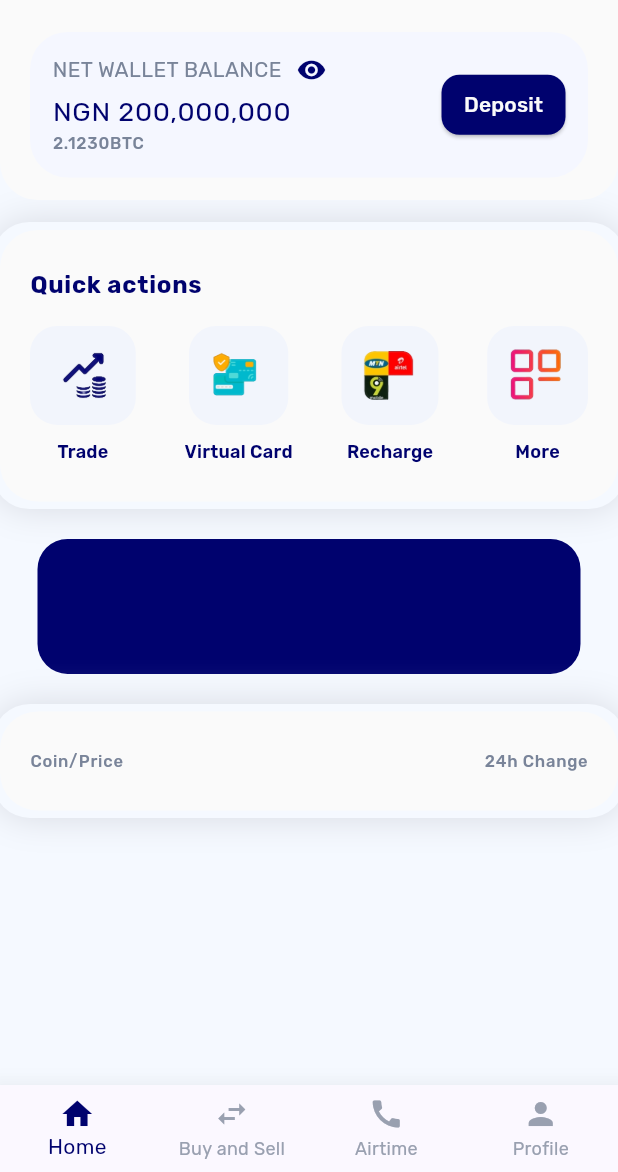
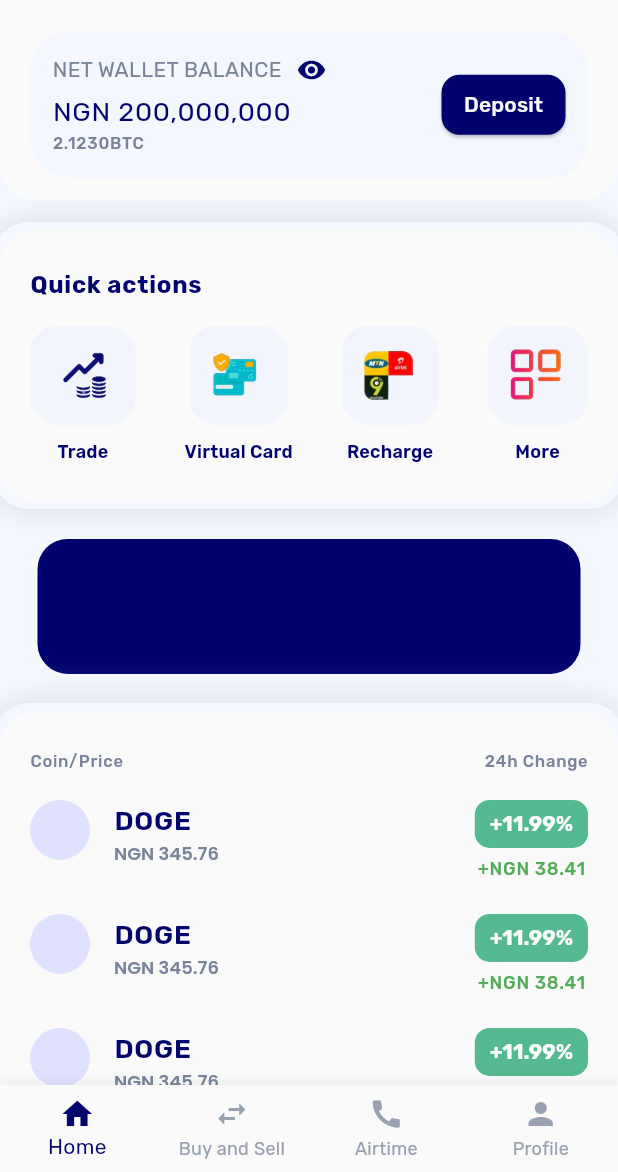
Before and after one commit to thedevsaxist/dantown-clone, a Flutter app: the Dashboard screen opened by its route, on a phone screen of 412 x 824 dp, the part 64-1236 px from its top. Run offline on Flutter 3.47's test engine with Material 3 defaults, Android fonts, the phone set to English and light mode, and no system bars; our stand-ins replace flutter_dotenv, get_it, go_router, google_fonts; missing offline and left inert: default_ui_components.

Commit message:
refactor: debugged the dashboard error that appeared because of the list on the end and the custom bottom sheet

```diff
--- a/lib/core/theme.dart
+++ b/lib/core/theme.dart
@@ -17,6 +17,7 @@ class AppTheme {
       showSelectedLabels: true,
       showUnselectedLabels: true,
       type: BottomNavigationBarType.fixed,
+      backgroundColor: AppColors.backgroundColor,
     ),
   );
 }
@@ -29,4 +30,6 @@ class AppColors {
   static final darkGrey = Color(0xFF798499);
   static final lightBlue = Color(0xFFf5f7ff);
   static final lightBlue200 = Color(0xFFf2f5fc);
+  static final green = Color(0xFF54b890);
+  static final textGreen = Color(0xFF54ab58);
 }
--- a/lib/presentation/screens/dashboard.dart
+++ b/lib/presentation/screens/dashboard.dart
@@ -1,6 +1,8 @@
 import 'package:d_crypto_lite/core/constants.dart';
 import 'package:d_crypto_lite/core/theme.dart';
 import 'package:d_crypto_lite/presentation/state/dashboard_view_model.dart';
+import 'package:d_crypto_lite/presentation/widgets/coins_tile.dart';
+import 'package:d_crypto_lite/presentation/widgets/custom_bottom_sheet.dart';
 import 'package:d_crypto_lite/presentation/widgets/quick_action_item.dart';
 import 'package:d_crypto_lite/presentation/widgets/wallet_display.dart';
 import 'package:flutter/cupertino.dart';
@@ -69,7 +71,10 @@ class _DashboardState extends State<Dashboard> {
         bottom: PreferredSize(preferredSize: Size.fromHeight(120), child: WalletDisplay()),
       ),
 
-      body: SingleChildScrollView(
+      body: CustomScrollView(
+        physics: ClampingScrollPhysics(),
+        slivers: [
+          SliverToBoxAdapter(
             child: Padding(
               padding: const EdgeInsets.only(top: 20.0),
               child: Column(
@@ -99,16 +104,13 @@ class _DashboardState extends State<Dashboard> {
                             fontWeight: FontWeight.bold,
                           ),
                         ),
-
                         const SizedBox(height: 15),
-
                         Row(
                           mainAxisAlignment: MainAxisAlignment.spaceBetween,
                           children: [
                             QuickActionItem(image: "assets/yyy.png", label: "Trade"),
                             QuickActionItem(
-                          image:
-                              "assets/Screenshot_2025-05-09-21-33-51-545_com.dantown.Dantownapp.png",
+                              image: "assets/Screenshot_2025-05-09-21-33-51-545_com.dantown.Dantownapp.png",
                               label: "Virtual Card",
                             ),
                             QuickActionItem(image: "assets/ooo.png", label: "Recharge"),
@@ -119,7 +121,7 @@ class _DashboardState extends State<Dashboard> {
                     ),
                   ),
 
-              // ad
+                  // Ad section
                   Padding(
                     padding: const EdgeInsets.all(Constants.borderRadius),
                     child: Container(
@@ -162,6 +164,38 @@ class _DashboardState extends State<Dashboard> {
                             ),
                           ],
                         ),
+                        const SizedBox(height: 10),
+                        SizedBox(
+                          height: 200, // Set a fixed height or use `Expanded` if needed
+                          child: ListView.builder(
+                            itemCount: 5,
+                            itemBuilder: (context, index) => CoinsTile(),
+                          ),
+                        ),
+                        TextButton(
+                          onPressed: () {
+                            showCupertinoSheet(
+                              context: context,
+                              pageBuilder: (context) {
+                                return CustomBottomSheet();
+                              },
+                            );
+                          },
+                          child: Row(
+                            mainAxisAlignment: MainAxisAlignment.center,
+                            children: [
+                              Text(
+                                "Show more",
+                                style: t.bodyMedium?.copyWith(
+                                  color: AppColors.primaryColor,
+                                  fontWeight: FontWeight.bold,
+                                ),
+                              ),
+                              const SizedBox(width: 5),
+                              Icon(CupertinoIcons.chevron_down),
+                            ],
+                          ),
+                        ),
                       ],
                     ),
                   ),
@@ -169,6 +203,8 @@ class _DashboardState extends State<Dashboard> {
               ),
             ),
           ),
+        ],
+      ),
     );
   }
 }
--- a/lib/presentation/state/dashboard_view_model.dart
+++ b/lib/presentation/state/dashboard_view_model.dart
@@ -24,6 +24,8 @@ class DashboardViewModel extends ChangeNotifier implements IDashboardViewModel {
   @override
   String? get username => _username;
 
+  final List<String> items = List.generate(5, (index) => "");
+
   @override
   Future<void> getAccountBalance() async {
     await _balanceUsecase.call();
--- /dev/null
+++ b/lib/presentation/widgets/coins_tile.dart
@@ -0,0 +1,49 @@
+import 'package:d_crypto_lite/core/theme.dart';
+import 'package:flutter/material.dart';
+import 'package:google_fonts/google_fonts.dart';
+
+class CoinsTile extends StatelessWidget {
+  const CoinsTile({super.key});
+
+  @override
+  Widget build(BuildContext context) {
+    final t = Theme.of(context).textTheme;
+    return ListTile(
+      minTileHeight: 76.0,
+      leading: CircleAvatar(foregroundColor: AppColors.darkGrey),
+      title: Text("DOGE"),
+      titleTextStyle: t.bodyLarge?.copyWith(
+        color: AppColors.primaryColor,
+        fontWeight: FontWeight.w600,
+        fontSize: 18,
+      ),
+      subtitle: Text("NGN 345.76"),
+      subtitleTextStyle: GoogleFonts.poppins(
+        color: AppColors.darkGrey,
+        fontWeight: FontWeight.w600,
+        fontSize: 12,
+      ),
+      isThreeLine: true,
+      contentPadding: const EdgeInsets.only(left: 0),
+      trailing: Column(
+        children: [
+          Container(
+            padding: const EdgeInsets.symmetric(horizontal: 10, vertical: 6),
+            decoration: BoxDecoration(
+              borderRadius: BorderRadius.circular(10),
+              color: AppColors.green,
+            ),
+            child: Text(
+              "+11.99%",
+              style: t.labelLarge?.copyWith(color: Colors.white, fontWeight: FontWeight.bold),
+            ),
+          ),
+
+          const SizedBox(height: 6),
+
+          Text("+NGN 38.41", style: t.labelMedium?.copyWith(color: AppColors.textGreen)),
+        ],
+      ),
+    );
+  }
+}
```
Also changed, not shown: lib/presentation/widgets/custom_bottom_sheet.dart (added, +59 -0 lines). Lines whose indentation alone changed are shown as unchanged.
